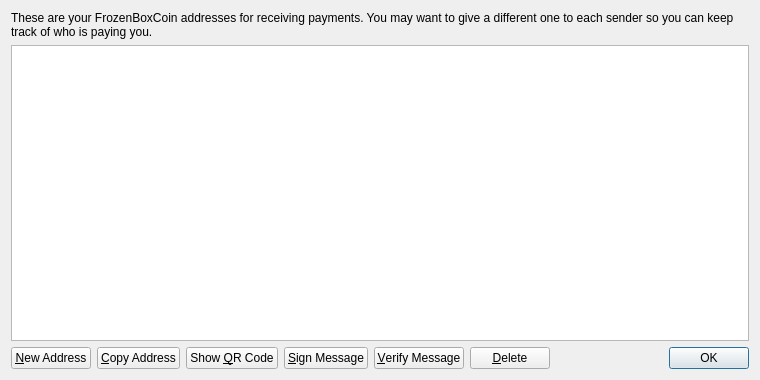
Old version of the form src/qt/forms/addressbookpage.ui in the repository PalinuroSec/FrozenBoxCoin.
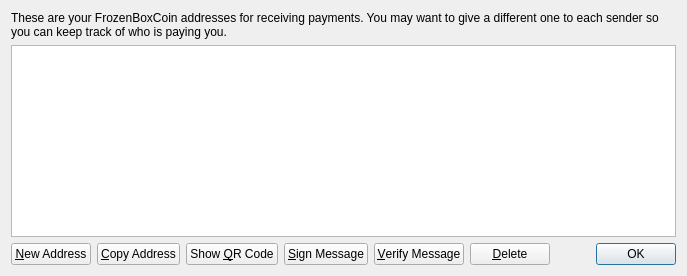
New version of the form. Icons and pictures are not drawn.

```diff
--- a/src/qt/forms/addressbookpage.ui
+++ b/src/qt/forms/addressbookpage.ui
@@ -2,7 +2,7 @@
 <ui version="4.0">
  <class>AddressBookPage</class>
  <widget class="QWidget" name="AddressBookPage">
-  <property name="geometry">
+  <property name="FBCmetry">
    <rect>
     <x>0</x>
     <y>0</y>
```
